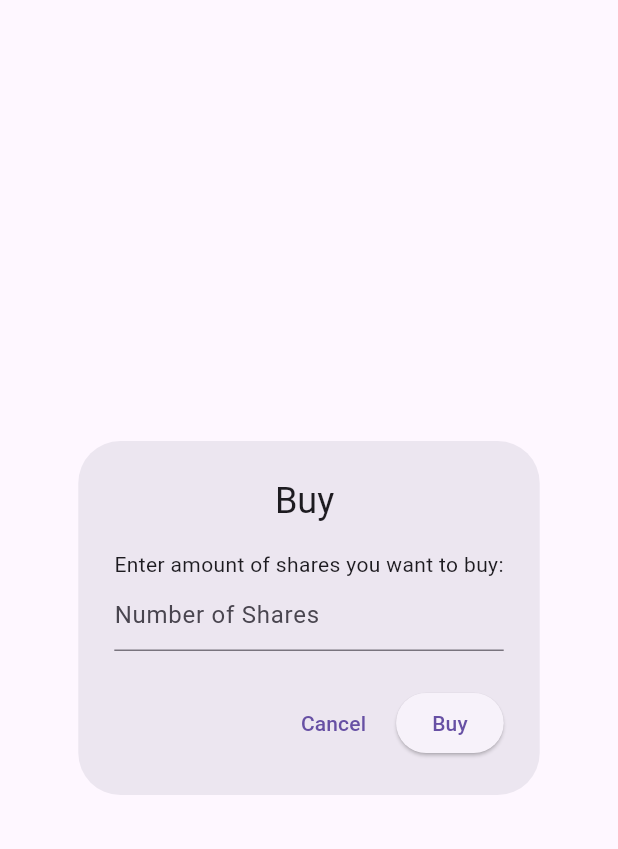
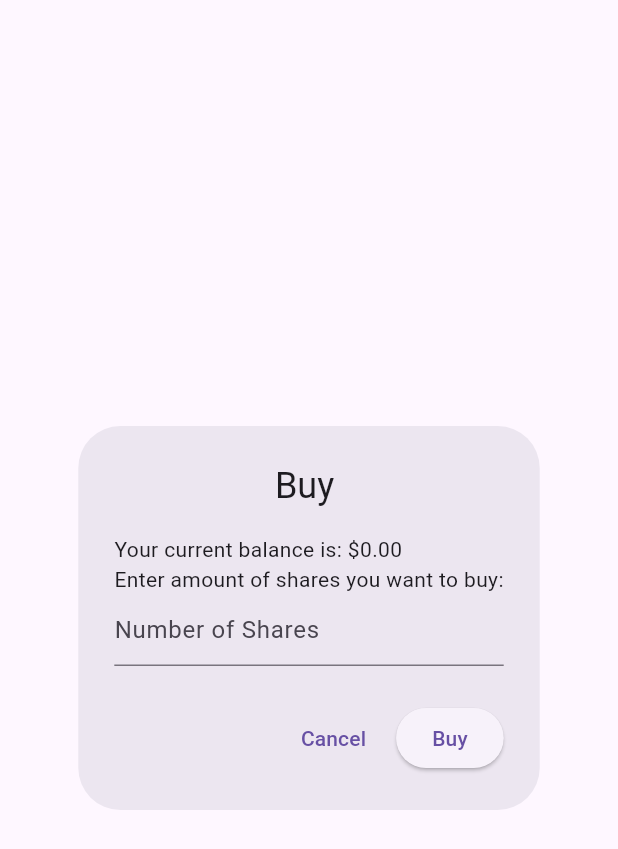
Before and after one commit to hamzenis/info-projekt, a Flutter app: the BuyPopup widget shown alone on an empty page, opened directly with empty values, on a phone screen of 412 x 824 dp. Shown: the top 849 px of the screen. Run offline on Flutter 3.47's test engine with Material 3 defaults, Android fonts, the phone set to English and light mode, and no system bars; our stand-ins replace cached_network_image, cloud_firestore, contained_tab_bar_view, firebase_auth, firebase_core, flutter_cache_manager and 6 more; missing offline and left inert: flutter_stripe; accounts and stored records are empty; network calls fail.

Commit message:
Refactor BuyPopup widget to display current balance

```diff
--- a/info_projekt/lib/widgets/buy_popup.dart
+++ b/info_projekt/lib/widgets/buy_popup.dart
@@ -1,20 +1,31 @@
 import 'package:firebase_auth/firebase_auth.dart';
 import 'package:flutter/material.dart';
 import 'package:info_projekt/services/transaction_buy_service.dart';
+import 'package:info_projekt/services/wallet_services.dart';
 import 'package:info_projekt/widgets/password_input_widget.dart';
 import 'package:info_projekt/services/firebase_auth_services.dart';
+import 'package:intl/intl.dart';
 
 final _auth = FirebaseAuth.instance;
 
 class BuyPopup extends StatelessWidget {
   final String stockSymbol;
+  WalletServices walletServices = WalletServices();
 
   BuyPopup({required this.stockSymbol});
 
   @override
   Widget build(BuildContext context) {
     TextEditingController amountController = TextEditingController();
+    final formatter = NumberFormat("#,##0.00", "en_US");
 
+    return FutureBuilder<double?>(
+      future: walletServices.fetchBalance(),
+      builder: (BuildContext context, AsyncSnapshot<double?> snapshot) {
+        if (snapshot.connectionState == ConnectionState.waiting) {
+          return CircularProgressIndicator();
+        } else {
+          double? balance = snapshot.data;
           return AlertDialog(
             title: Center(
               child: Text('Buy $stockSymbol'),
@@ -23,11 +34,14 @@ class BuyPopup extends StatelessWidget {
               crossAxisAlignment: CrossAxisAlignment.start,
               mainAxisSize: MainAxisSize.min,
               children: [
+                Text(
+                    'Your current balance is: \$${formatter.format(balance ?? 0.00)}'),
                 const Text('Enter amount of shares you want to buy:'),
                 TextField(
                   controller: amountController,
                   keyboardType: TextInputType.number,
-            decoration: const InputDecoration(hintText: 'Number of Shares'),
+                  decoration:
+                      const InputDecoration(hintText: 'Number of Shares'),
                 ),
               ],
             ),
@@ -61,7 +75,8 @@ class BuyPopup extends StatelessWidget {
                       },
                     );
                     FirebaseAuthService auth = FirebaseAuthService();
-              bool correctPassword = await auth.reauthenticateUser(password);
+                    bool correctPassword =
+                        await auth.reauthenticateUser(password);
 
                     if (correctPassword) {
                       try {
@@ -77,4 +92,7 @@ class BuyPopup extends StatelessWidget {
             ],
           );
         }
+      },
+    );
   }
+}
```
Lines whose indentation alone changed are shown as unchanged.
